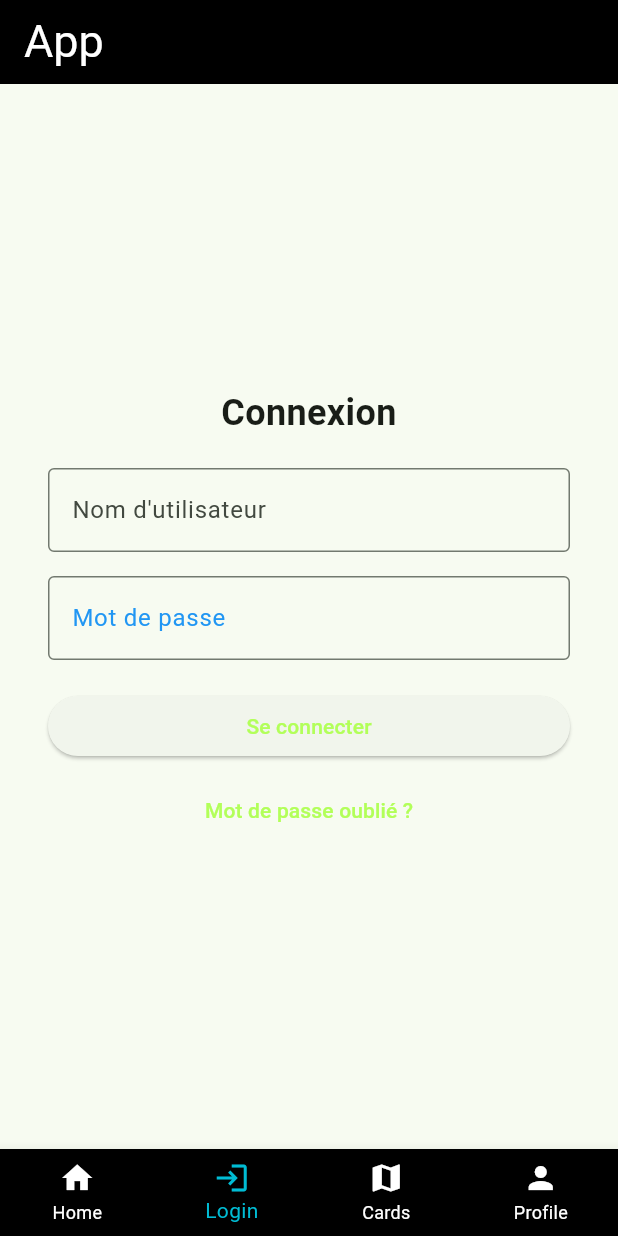
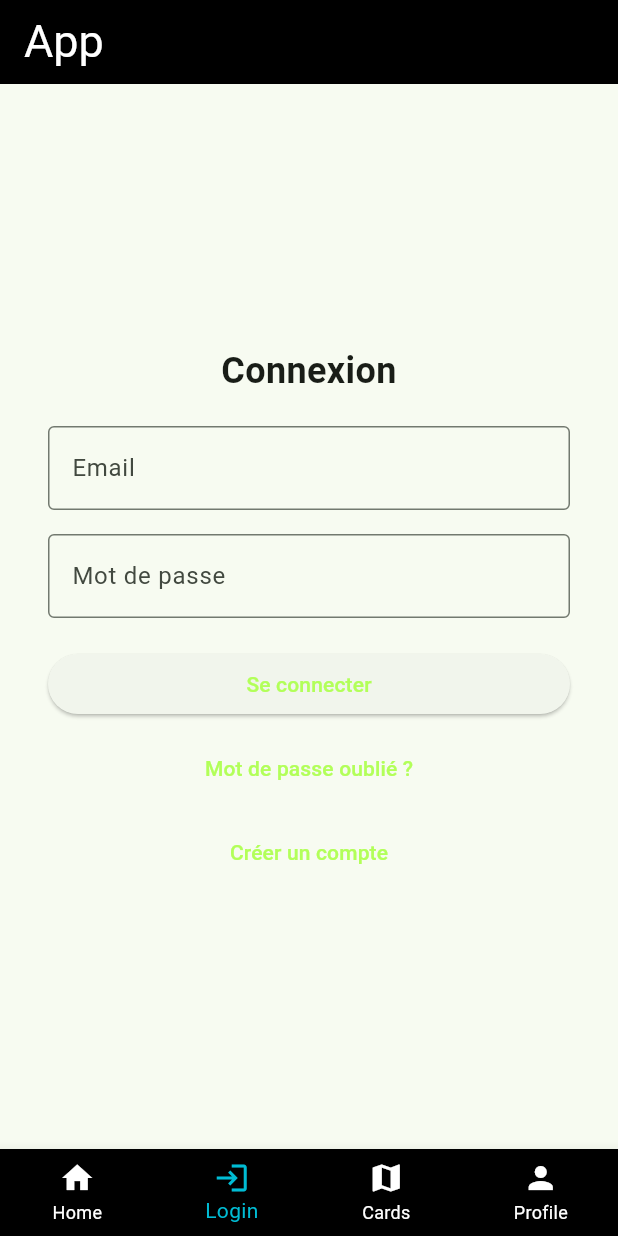
Before and after one commit to walidsml/formulaire22, a Flutter app: the screen it shows after launch, item 2 of the bottom bar chosen, on a phone screen of 412 x 824 dp. Run offline on Flutter 3.47's test engine with Material 3 defaults, Android fonts, the phone set to English and light mode, and no system bars; our stand-ins replace firebase_auth, firebase_core; accounts and stored records are empty.

Commit message:
working version for ctrl

```diff
--- a/lib/Screens/home.view.dart
+++ b/lib/Screens/home.view.dart
@@ -1,4 +1,6 @@
 import 'package:flutter/material.dart';
+import 'package:firebase_auth/firebase_auth.dart';
+
 
 class HomeView extends StatelessWidget {
   const HomeView({super.key});
@@ -23,7 +25,7 @@ class HomeView extends StatelessWidget {
                   crossAxisAlignment: CrossAxisAlignment.start,
                   children: [
                     Text(
-                      'Bienvenue !',
+                      'Bienvenue, ${FirebaseAuth.instance.currentUser?.displayName ?? 'Utilisateur'} !',
                       style: TextStyle(fontSize: 24, fontWeight: FontWeight.bold),
                     ),
                     SizedBox(height: 8),
@@ -34,6 +36,7 @@ class HomeView extends StatelessWidget {
                   ],
                 ),
               ),
+
               SizedBox(height: 20),
               Text(
                 'Informations essentielles',
--- a/lib/Screens/login.view.dart
+++ b/lib/Screens/login.view.dart
@@ -1,8 +1,34 @@
 import 'package:flutter/material.dart';
+import 'package:firebase_auth/firebase_auth.dart';
+import 'signup.view.dart';
 
+class LoginView extends StatefulWidget {
+  const LoginView({super.key});
 
-class LoginView extends StatelessWidget {
-  const LoginView({super.key});
+  @override
+  State<LoginView> createState() => _LoginViewState();
+}
+
+class _LoginViewState extends State<LoginView> {
+  final TextEditingController _emailController = TextEditingController();
+  final TextEditingController _passwordController = TextEditingController();
+
+  Future<void> _login() async {
+    try {
+      await FirebaseAuth.instance.signInWithEmailAndPassword(
+        email: _emailController.text.trim(),
+        password: _passwordController.text.trim(),
+      );
+      // Navigate to home screen or dashboard
+      ScaffoldMessenger.of(context).showSnackBar(
+        const SnackBar(content: Text('Login Successful!')),
+      );
+    } catch (e) {
+      ScaffoldMessenger.of(context).showSnackBar(
+        SnackBar(content: Text('Error: ${e.toString()}')),
+      );
+    }
+  }
 
   @override
   Widget build(BuildContext context) {
@@ -15,41 +41,47 @@ class LoginView extends StatelessWidget {
           children: [
             const Text(
               'Connexion',
-              style: TextStyle(
-                fontSize: 24,
-                fontWeight: FontWeight.bold,
-              ),
+              style: TextStyle(fontSize: 24, fontWeight: FontWeight.bold),
               textAlign: TextAlign.center,
             ),
             const SizedBox(height: 20),
             TextField(
-              decoration: InputDecoration(
-                labelText: 'Nom d\'utilisateur',
+              controller: _emailController,
+              decoration: const InputDecoration(
+                labelText: 'Email',
                 border: OutlineInputBorder(),
               ),
             ),
             const SizedBox(height: 16),
             TextField(
+              controller: _passwordController,
               obscureText: true,
-              decoration: InputDecoration(
+              decoration: const InputDecoration(
                 labelText: 'Mot de passe',
-                labelStyle: const TextStyle(color: Colors.blue),
                 border: OutlineInputBorder(),
               ),
             ),
             const SizedBox(height: 20),
             ElevatedButton(
-              onPressed: () {
-                // Add login functionality here
-              },
+              onPressed: _login,
               child: const Text('Se connecter'),
             ),
             const SizedBox(height: 8),
             TextButton(
               onPressed: () {
-                // Add password recovery functionality here
+                // Add password recovery logic here
               },
               child: const Text('Mot de passe oublié ?'),
+            ),
+            const SizedBox(height: 8),
+            TextButton(
+              onPressed: () {
+                Navigator.push(
+                  context,
+                  MaterialPageRoute(builder: (context) => const SignUpView()),
+                );
+              },
+              child: const Text('Créer un compte'),
             ),
           ],
         ),
--- a/lib/main.dart
+++ b/lib/main.dart
@@ -1,8 +1,11 @@
 import 'package:flutter/material.dart';
+import 'package:firebase_core/firebase_core.dart';
 
 import 'home.page.dart';
 
-void main() {
+void main() async{
+  WidgetsFlutterBinding.ensureInitialized();
+  await Firebase.initializeApp();
   runApp(const MyApp());
 }
 
--- a/pubspec.yaml
+++ b/pubspec.yaml
@@ -35,10 +35,13 @@ dependencies:
   # The following adds the Cupertino Icons font to your application.
   # Use with the CupertinoIcons class for iOS style icons.
   cupertino_icons: ^1.0.8
+  firebase_core: ^3.9.0
+  firebase_auth: ^5.3.4
 
 dev_dependencies:
   flutter_test:
     sdk: flutter
+
 
   # The "flutter_lints" package below contains a set of recommended lints to
   # encourage good coding practices. The lint set provided by the package is
@@ -63,6 +66,7 @@ flutter:
     - image/img.png
     - image/zaa.png
     - image/Avatar.png
+    - assets/fruit_classifier_model.tflite
   #   - images/a_dot_ham.jpeg
 
   # An image asset can refer to one or more resolution-specific "variants", see
```
Also changed, not shown: lib/Screens/signup.view.dart (added, +148 -0 lines), lib/home.page.dart (indentation only), pubspec.lock, 7 other files.
